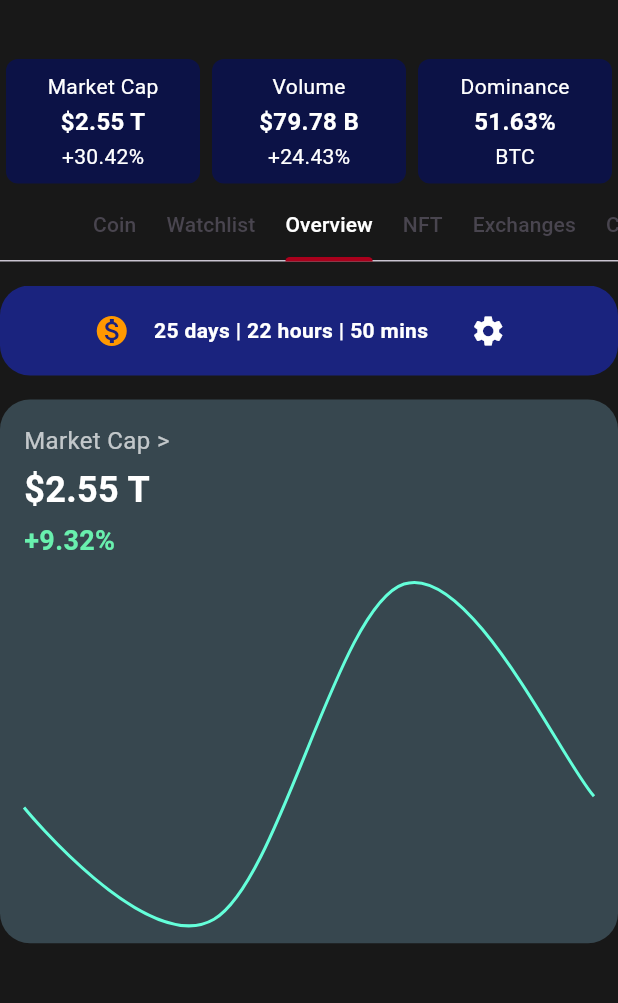
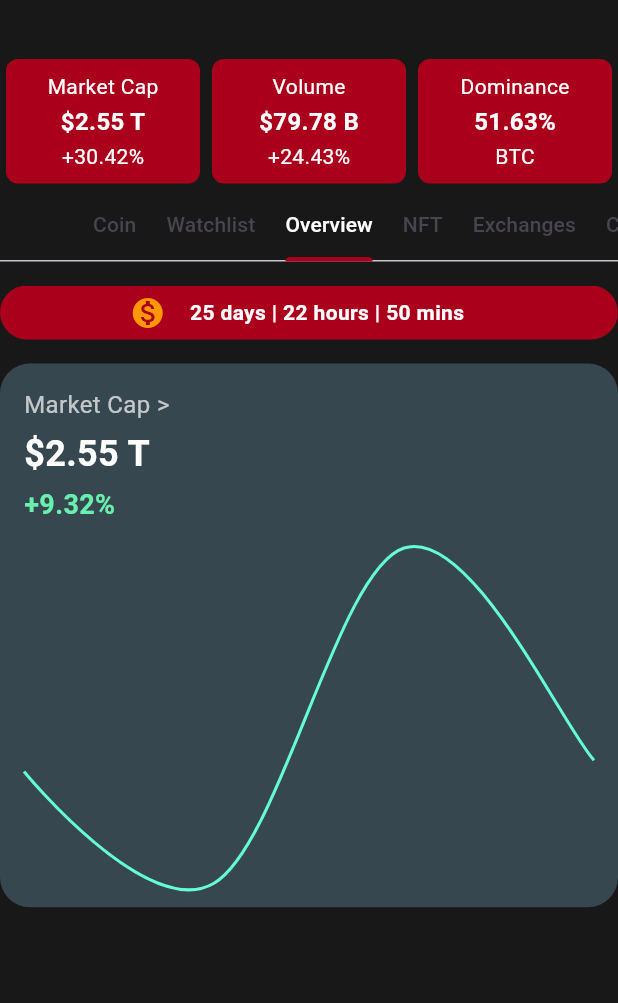
Before and after one commit to nowzenith/lnwCoin, a Flutter app: the MarketView screen opened directly, tab 3 chosen, on a phone screen of 412 x 824 dp, the part 67-1070 px from its top. Run offline on Flutter 3.47's test engine with Material 3 defaults, Android fonts, the phone set to English and light mode, and no system bars; drawn by our look-alikes of fl_chart, simple_gradient_text; our stand-ins replace carousel_slider, curved_navigation_bar, dio, fluttertoast, iconsax, internet_connection_checker and 3 more; missing offline and left inert: chart_sparkline, coingecko_api, web3modal_flutter; network calls fail; Roboto replaces fonts that are missing (Orbitron); project files that could hold a hidden picture were left out.

Commit message:
new , theme , market_stat

```diff
--- a/lib/view/market/components/market_stat.dart
+++ b/lib/view/market/components/market_stat.dart
@@ -46,7 +46,7 @@ class MarketStatCard extends StatelessWidget {
       margin: const EdgeInsets.all(4),
       padding: const EdgeInsets.symmetric(vertical: 8, horizontal: 12),
       decoration: BoxDecoration(
-        color: const Color.fromARGB(255, 12, 18, 70),
+        color: const Color.fromARGB(255, 170, 0, 28),
         borderRadius: BorderRadius.circular(8),
       ),
       child: Column(
--- a/lib/view/market/top_bar_list/overview.dart
+++ b/lib/view/market/top_bar_list/overview.dart
@@ -29,8 +29,7 @@ class HalvingCountdown extends StatelessWidget {
     return Container(
       padding: EdgeInsets.symmetric(horizontal: 12, vertical: 6),
       decoration: BoxDecoration(
-        color: Color(
-            0xFF1A237E), // Dark blue color, replace with actual color code
+        color: const Color.fromARGB(255, 170, 0, 28), // Dark blue color, replace with actual color code
         borderRadius: BorderRadius.circular(20),
       ),
       child: Center(
@@ -46,12 +45,12 @@ class HalvingCountdown extends StatelessWidget {
                   TextStyle(color: Colors.white, fontWeight: FontWeight.bold),
             ),
             VerticalDivider(color: Colors.white54),
-            IconButton(
-              icon: Icon(Icons.settings, color: Colors.white),
-              onPressed: () {
-                // Handle settings tap
-              },
-            ),
+            // IconButton(
+            //   icon: Icon(Icons.settings, color: Colors.white),
+            //   onPressed: () {
+            //     // Handle settings tap
+            //   },
+            // ),
           ],
         ),
       ),
```
Also changed, not shown: lib/view/News/newspage.dart (+23 -7 lines).
